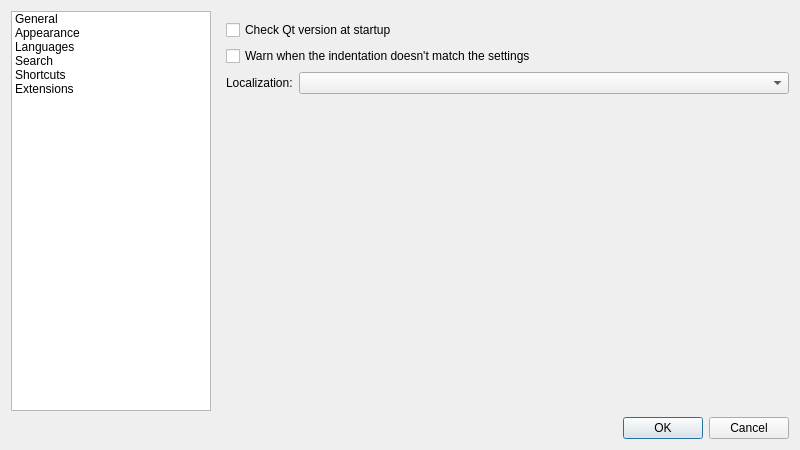
Above: src/ui/frmpreferences.ui from notepadqq/notepadqq before the change. Below: the same form after it.
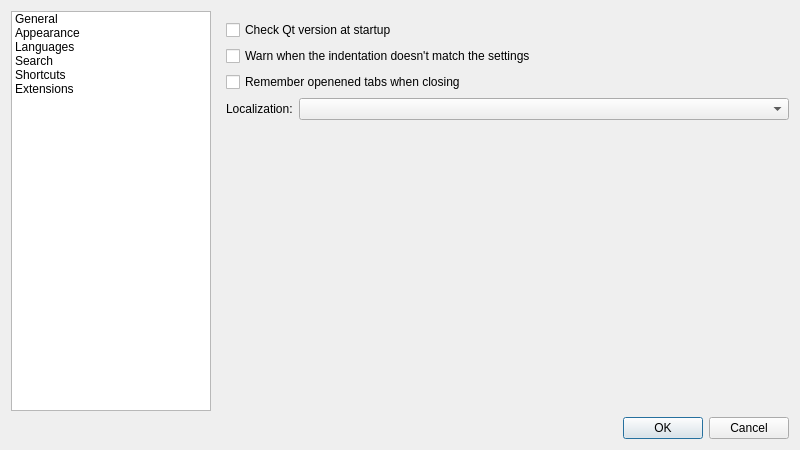
That is the form after the change. The open tabs and pages were chosen to show the change. Icons and pictures are not drawn.

Patch:
```diff
--- a/src/ui/frmpreferences.ui
+++ b/src/ui/frmpreferences.ui
@@ -113,6 +113,13 @@
            </property>
           </widget>
          </item>
+         <item>
+          <widget class="QCheckBox" name="chkRememberSession">
+           <property name="text">
+            <string>Remember openened tabs when closing</string>
+           </property>
+          </widget>
+         </item>
          <item>
           <layout class="QFormLayout" name="formLayout">
            <item row="0" column="0">
```
Left out of the diff: 6 changed lines with no effect on the pictures.
